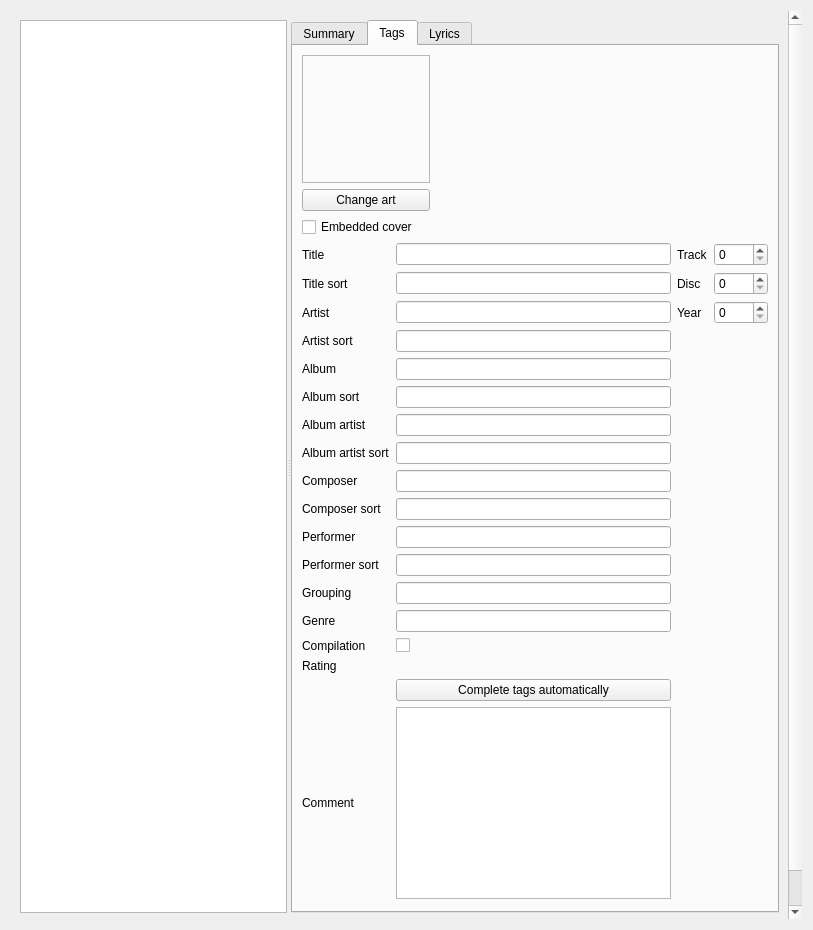
Before: the Qt Designer form src/dialogs/edittagdialog.ui in strawberrymusicplayer/strawberry, drawn with Qt 5.
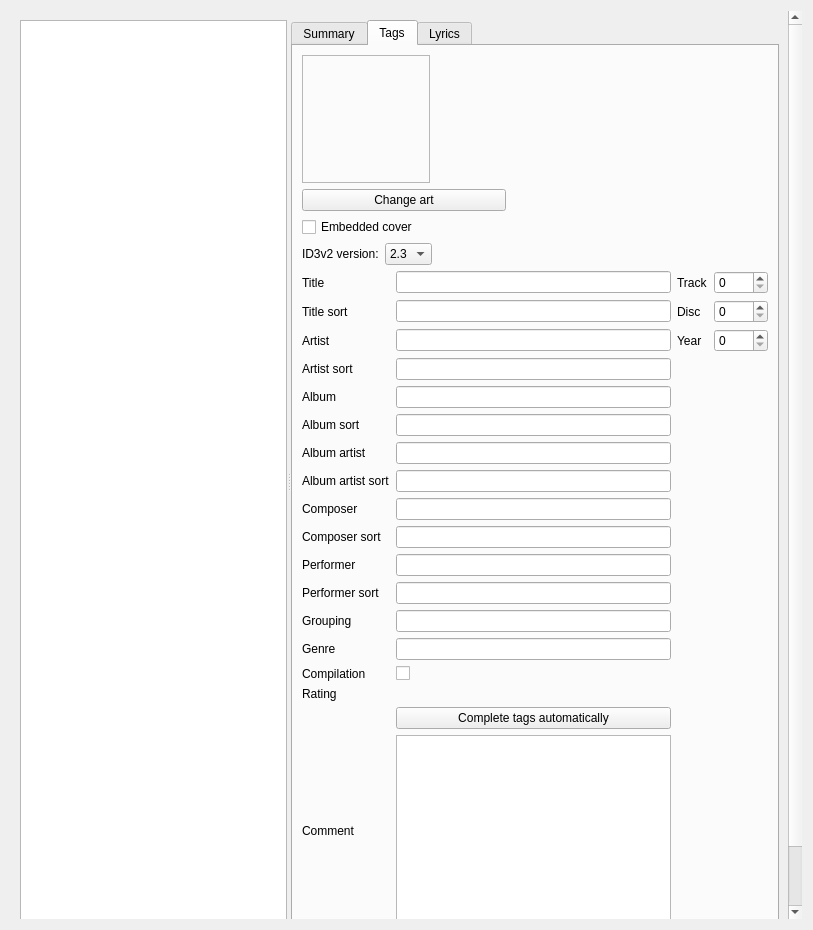
After: the same form once the commit is applied. The open tabs and pages were chosen to show the change. Icons and pictures are not drawn. Custom widgets are drawn as their Qt base class.

Commit message:
Add option to select ID3v2 version
Fixes #1861

```diff
--- a/src/dialogs/edittagdialog.ui
+++ b/src/dialogs/edittagdialog.ui
@@ -650,6 +650,47 @@
                   </property>
                  </widget>
                 </item>
+                <item>
+                 <layout class="QHBoxLayout" name="layout_id3v2_version">
+                  <item>
+                   <widget class="QLabel" name="label_id3v2_version">
+                    <property name="text">
+                     <string>ID3v2 version:</string>
+                    </property>
+                   </widget>
+                  </item>
+                  <item>
+                   <widget class="QComboBox" name="combobox_id3v2_version">
+                    <property name="enabled">
+                     <bool>true</bool>
+                    </property>
+                    <item>
+                     <property name="text">
+                      <string>2.3</string>
+                     </property>
+                    </item>
+                    <item>
+                     <property name="text">
+                      <string>2.4</string>
+                     </property>
+                    </item>
+                   </widget>
+                  </item>
+                  <item>
+                   <spacer name="spacer_id3v2_version">
+                    <property name="orientation">
+                     <enum>Qt::Horizontal</enum>
+                    </property>
+                    <property name="sizeHint" stdset="0">
+                     <size>
+                      <width>0</width>
+                      <height>0</height>
+                     </size>
+                    </property>
+                   </spacer>
+                  </item>
+                 </layout>
+                </item>
                 <item>
                  <spacer name="spacer_albumart_bottom">
                   <property name="orientation">
```
The commit also changes 12 other files.
